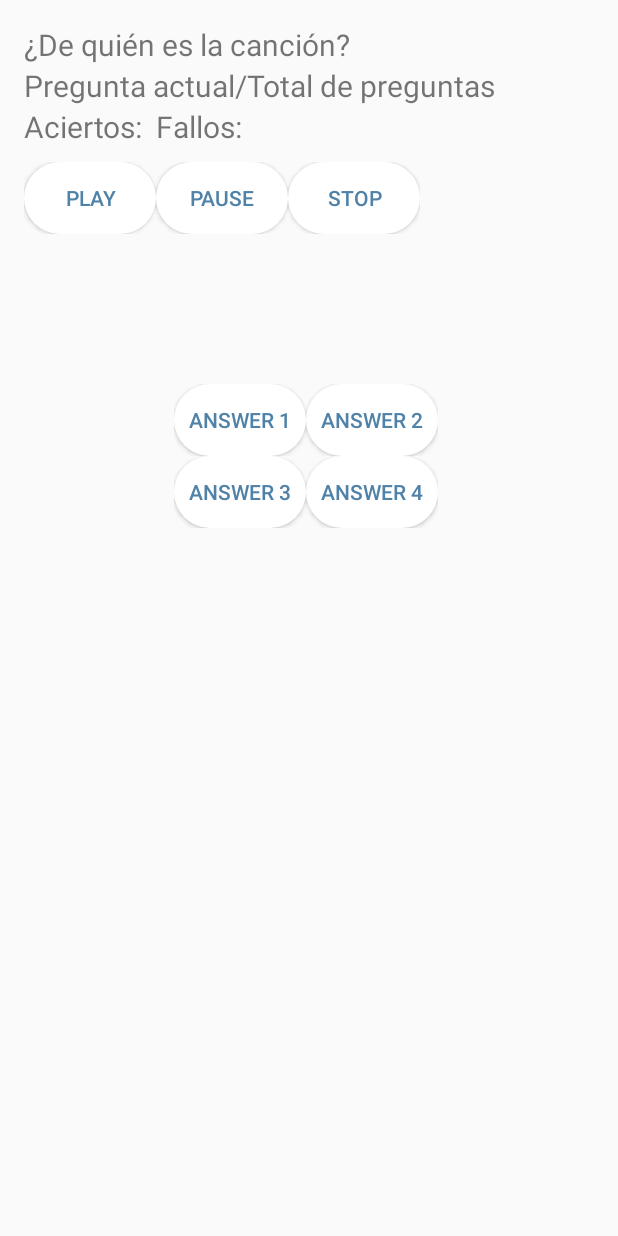
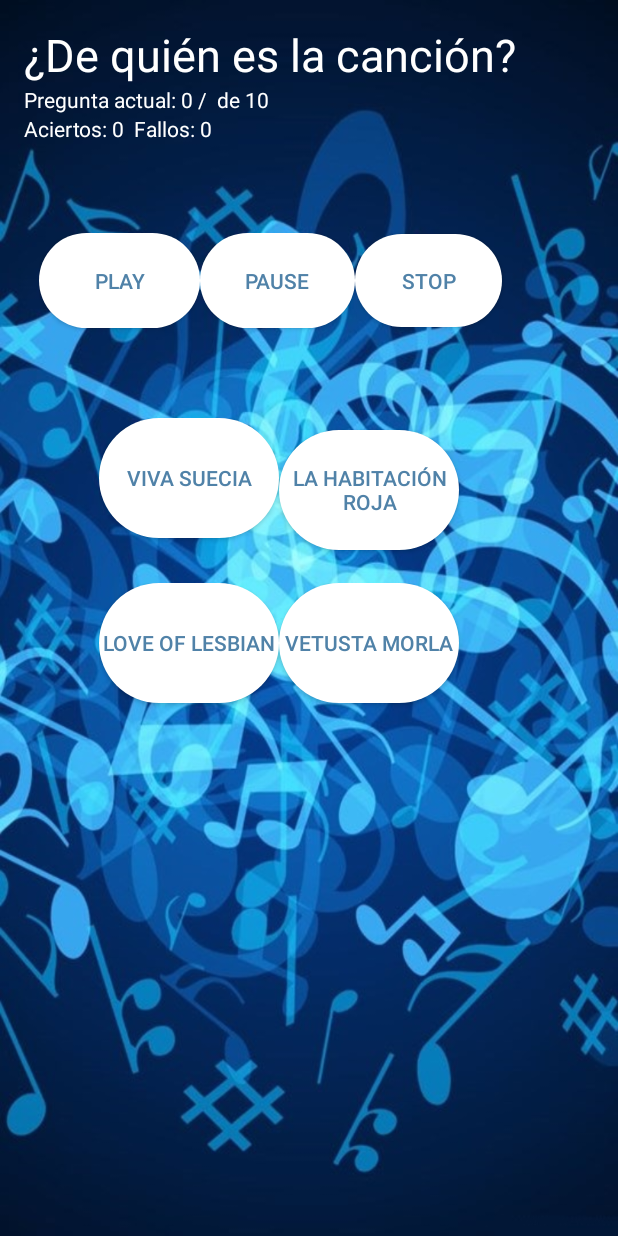
Before and after one commit to eemepeefe/androidas, an Android app: the MainActivity screen opened directly, with no data from a screen before it, on a phone screen of 412 x 824 dp. Run offline under Robolectric (Android 15) with nearby library versions, the phone set to English and light mode, and no system bars; our stand-ins replace Room's generated code.

Commit message:
ya cambiado todo a db, falta arreglar errores y terminar de personalizar

```diff
--- a/P2/app/src/main/java/com/example/eva/practica2/MainActivity.java
+++ b/P2/app/src/main/java/com/example/eva/practica2/MainActivity.java
@@ -126,8 +126,10 @@
             //Opciones de la partida desde la bd y datos necesarios para la misma
             System.out.println("Tu usuario es " + player_settings.getUsername());
             questionManager = new QuestionManager(this);
-            //questionManager.SaberSiHagoBienLasCosas();
-            questions = questionManager.getQuestions(player_settings.getDifficulty());
+            questionManager.getQuestionsByTheme( player_settings.getCategory());
+            //getcategory y dependiendo de la que sea cambiar android:background
+            //meter la fuente nueva tb en assets/fonts
+            questions = questionManager.getNumberOfQuestions(player_settings.getDifficulty());
             numQuestions = questions.size();
             questionIndex = 0;
             aciertos = 0;
@@ -235,10 +237,11 @@
 
             updateViews();
             mediaPlayer = MediaPlayer.create(MainActivity.this, questions.get(questionIndex).getQuestionRoute());
-            answer1.setText(questions.get(questionIndex).getPossibleAnswers()[0]);
-            answer2.setText(questions.get(questionIndex).getPossibleAnswers()[1]);
-            answer3.setText(questions.get(questionIndex).getPossibleAnswers()[2]);
-            answer4.setText(questions.get(questionIndex).getPossibleAnswers()[3]);
+            String[] splittedAnswers = questions.get(questionIndex).splitAnswers();
+            answer1.setText(splittedAnswers[0]);
+            answer2.setText(splittedAnswers[1]);
+            answer3.setText(splittedAnswers[2]);
+            answer4.setText(splittedAnswers[3]);
             correctAnswer = questions.get(questionIndex).getCorrectAnswer();
             questionIndex++;
 
--- a/P2/app/src/main/java/com/example/eva/practica2/Question.java
+++ b/P2/app/src/main/java/com/example/eva/practica2/Question.java
@@ -36,13 +36,10 @@
         this.correctAnswer=correctAnswer;
     }
 
-    public List<String> splitAnswers(){
-        List<String> aux = new ArrayList<String>();
+    public String[] splitAnswers(){
+
         String[] split = this.possibleAnswers.split(";");
-        for (int i = 0; i<4; i++){
-            aux.add(split[i]);
-        }
-        return aux;
+        return split;
     }
     public int getQuestionIndex() {return questionIndex;}
     public void setQuestionIndex(int index){this.questionIndex=index;}
--- a/P2/app/src/main/java/com/example/eva/practica2/QuestionDao.java
+++ b/P2/app/src/main/java/com/example/eva/practica2/QuestionDao.java
@@ -27,6 +27,7 @@
     @Query("DELETE FROM questions")
     void nukeTable();
 
-
+    @Query("SELECT * FROM questions WHERE type=:category")
+    List<Question> getQuestions(String category);
 
 }
--- a/P2/app/src/main/java/com/example/eva/practica2/QuestionManager.java
+++ b/P2/app/src/main/java/com/example/eva/practica2/QuestionManager.java
@@ -1,8 +1,6 @@
 package com.example.eva.practica2;
 
-import android.arch.persistence.room.Room;
 import android.content.Context;
-
 import java.util.ArrayList;
 import java.util.List;
 import java.util.Random;
@@ -11,7 +9,7 @@
 
     private List<Question> questionList;
 
-    private List<Question> questionsForMainClass;
+    private List<Question> questions;
 
     private List<Integer> resourcesList;
     private List<String> answersList;
@@ -25,31 +23,31 @@
         daoquestion = db.questionDao();
         if(daoquestion.countQuestions()==0){
             questionList = new ArrayList<>();
-            //questionlist.rellenar
+            addQuestions();
             for (int i = 0; i<questionList.size(); i++){
                 daoquestion.insert(questionList.get(i));
             }
-
         }
     }
 
-    public List<Question> getQuestionListFromDB(String category){
-        //query para coger la lista de DB y pegarla en la lista de preguntas
+    public void getQuestionsByTheme(String category){
+        questions = new ArrayList<>();
+        questions = daoquestion.getQuestions(category);
     }
+
     public List<Question> getNumberOfQuestions(int numberQuestions) {
         List<Question> auxQuestionList = new ArrayList<Question>();
         for (int i = 0; i<numberQuestions; i++){
             Random r = new Random();
             int aux = r.nextInt(19-i);
-            auxQuestionList.add(questionList.get(aux));
-            questionList.remove(aux);
-            System.out.println("Tamaño lista preguntas : " + questionList.size());
+            auxQuestionList.add(questions.get(aux));
+            questions.remove(aux);
         }
         return auxQuestionList;
     }
 
 
-    public void introIndieQuestions(){
+    public void addQuestions(){
         //en vez de add a la lista, insertarlas a la base de datos
         questionList.add(new Question("indie", R.raw.dorian_1, "Lori Meyers;Dorian;Los Planetas;La habitación roja", "Dorian" ));
         questionList.add(new Question("indie", R.raw.izal_1, "La casa azul;Love of lesbian;IZAL;Niños mutantes", "IZAL" ));
@@ -71,29 +69,26 @@
         questionList.add(new Question("indie", R.raw.vm_1,"Dorian;IZAL;Sr. Chinarro;Vetusta Morla", "Vetusta Morla" ));
         questionList.add(new Question("indie", R.raw.vm_2, "Lori Meyers;Vetusta Morla;La casa azul;Los punsetes", "Vetusta Morla" ));
         questionList.add(new Question("indie", R.raw.vm_3,"Vetusta Morla;Los Planetas;Viva Suecia;La habitación roja", "Vetusta Morla" ));
-    }
-
-    public void introRockQuestions(){
         questionList.add(new Question("rock", R.raw.boikot_1, "La Pegatina;Boikot;La Raiz;Reincidentes", "Boikot" ));
-        questionList.add(new Question("rock", R.raw.boikot_2, new String[]{"La Raiz", "Boikot", "Porretas", "Extremoduro"}, "Boikot" ));
-        questionList.add(new Question("rock", R.raw.extremoduro_1, new String[]{"Extremoduro", "Boikot", "La Raiz", "Fito y Fitipaldis"}, "Extremoduro" ));
-        questionList.add(new Question("rock", R.raw.extremoduro_2, new String[]{"La Pegatina", "Platero y tu", "Extremoduro", "Reincidentes"}, "Extremoduro" ));
-        questionList.add(new Question("rock", R.raw.lapegatina_1, new String[]{"La Pegatina", "Txarango", "La Raiz", "Bongo Botrako"}, "La Pegatina" ));
-        questionList.add(new Question("rock", R.raw.lapegatina_2, new String[]{"Boikot", "Txarango", "Bongo Botrako", "La Pegatina"}, "La Pegatina" ));
-        questionList.add(new Question("rock", R.raw.lapollarecords_1, new String[]{"La Pegatina", "La Polla Records", "Gatillazo", "Eskorbuto"}, "La Polla Records" ));
-        questionList.add(new Question("rock", R.raw.laraiz_1, new String[]{"La Pegatina", "Zoo", "La Raiz", "Reincidentes"}, "La Raiz" ));
-        questionList.add(new Question("rock", R.raw.laraiz_2, new String[]{"Zoo", "Boikot", "La Raiz", "Reincidentes"}, "La Raiz" ));
-        questionList.add(new Question("rock", R.raw.laraiz_3, new String[]{"La Pegatina", "Zoo", "La Raiz", "Extremoduro"}, "La Raiz" ));
-        questionList.add(new Question("rock", R.raw.lossuaves_1, new String[]{"Extremoduro", "M-Clan", "Los Suaves", "Marea"}, "Los Suaves" ));
-        questionList.add(new Question("rock", R.raw.magodeoz_1, new String[]{"Extremoduro", "Mago de Oz", "La Raiz", "Fito y Fitipaldis"}, "Mago de Oz" ));
-        questionList.add(new Question("rock", R.raw.mojinos_1, new String[]{"La Pegatina", "Platero y tu", "Extremoduro", "Mojinos Escocios"}, "Mojinos Escocios" ));
-        questionList.add(new Question("rock", R.raw.plateroytu_1, new String[]{"Fito y Fitipaldis", "Extremoduro", "Platero y tu", "Extrechinato"}, "Platero y tu" ));
-        questionList.add(new Question("rock", R.raw.porretas_1, new String[]{"Boikot", "Txarango", "Porretas", "Eskorbuto"}, "Porretas" ));
-        questionList.add(new Question("rock", R.raw.reincidentes_1, new String[]{"Marea", "Boikot", "La Raiz", "Reincidentes"}, "Reincidentes" ));
-        questionList.add(new Question("rock", R.raw.reincidentes_2, new String[]{"La Pegatina", "Boikot", "Marea", "Reincidentes"}, "Reincidentes" ));
-        questionList.add(new Question("rock", R.raw.rosendo_1, new String[]{"Rosendo", "Extremoduro", "Marea", "Reincidentes"}, "Rosendo" ));
-        questionList.add(new Question("rock", R.raw.skap_1, new String[]{"Skalarriak", "Boikot", "Skap", "Reincidentes"}, "Skap" ));
-        questionList.add(new Question("rock", R.raw.skap_2, new String[]{"La Polla Records", "Gatillazo", "Skap", "Reincidentes"}, "Skap" ));
+        questionList.add(new Question("rock", R.raw.boikot_2, "La Raiz;Boikot;Porretas;Extremoduro", "Boikot" ));
+        questionList.add(new Question("rock", R.raw.extremoduro_1,"Extremoduro;Boikot;La Raiz;Fito y Fitipaldis", "Extremoduro" ));
+        questionList.add(new Question("rock", R.raw.extremoduro_2, "La Pegatina;Platero y tu;Extremoduro;Reincidentes", "Extremoduro" ));
+        questionList.add(new Question("rock", R.raw.lapegatina_1, "La Pegatina;Txarango;La Raiz;Bongo Botrako", "La Pegatina" ));
+        questionList.add(new Question("rock", R.raw.lapegatina_2, "Boikot;Txarango;Bongo Botrako;La Pegatina", "La Pegatina" ));
+        questionList.add(new Question("rock", R.raw.lapollarecords_1, "La Pegatina;La Polla Records;Gatillazo;Eskorbuto", "La Polla Records" ));
+        questionList.add(new Question("rock", R.raw.laraiz_1, "La Pegatina;Zoo;La Raiz;Reincidentes", "La Raiz" ));
+        questionList.add(new Question("rock", R.raw.laraiz_2, "Zoo;Boikot;La Raiz;Reincidentes", "La Raiz" ));
+        questionList.add(new Question("rock", R.raw.laraiz_3, "La Pegatina;Zoo;La Raiz;Extremoduro", "La Raiz" ));
+        questionList.add(new Question("rock", R.raw.lossuaves_1, "Extremoduro;M-Clan;Los Suaves;Marea", "Los Suaves" ));
+        questionList.add(new Question("rock", R.raw.magodeoz_1, "Extremoduro;Mago de Oz;La Raiz;Fito y Fitipaldis", "Mago de Oz" ));
+        questionList.add(new Question("rock", R.raw.mojinos_1, "La Pegatina;Platero y tu;Extremoduro;Mojinos Escocios", "Mojinos Escocios" ));
+        questionList.add(new Question("rock", R.raw.plateroytu_1, "Fito y Fitipaldis;Extremoduro;Platero y tu;Extrechinato", "Platero y tu" ));
+        questionList.add(new Question("rock", R.raw.porretas_1,"Boikot;Txarango;Porretas;Eskorbuto", "Porretas" ));
+        questionList.add(new Question("rock", R.raw.reincidentes_1, "Marea;Boikot;La Raiz;Reincidentes", "Reincidentes" ));
+        questionList.add(new Question("rock", R.raw.reincidentes_2, "La Pegatina;Boikot;Marea;Reincidentes", "Reincidentes" ));
+        questionList.add(new Question("rock", R.raw.rosendo_1, "Rosendo;Extremoduro;Marea;Reincidentes", "Rosendo" ));
+        questionList.add(new Question("rock", R.raw.skap_1, "Skalarriak;Boikot;Skap;Reincidentes", "Skap" ));
+        questionList.add(new Question("rock", R.raw.skap_2, "La Polla Records;Gatillazo;Skap;Reincidentes", "Skap" ));
     }
 
 }
--- a/P2/app/src/main/res/layout/activity_main.xml
+++ b/P2/app/src/main/res/layout/activity_main.xml
@@ -1,5 +1,6 @@
 <?xml version="1.0" encoding="utf-8"?>
 <LinearLayout xmlns:android="http://schemas.android.com/apk/res/android"
+
     xmlns:app="http://schemas.android.com/apk/res-auto"
     xmlns:tools="http://schemas.android.com/tools"
     android:layout_width="match_parent"
@@ -9,6 +10,7 @@
     android:paddingRight="16dp"
     android:paddingTop="16dp"
     android:orientation="vertical"
+    android:background="@drawable/fondo_1"
     tools:context=".MainActivity">
 
     <TextView
@@ -20,7 +22,8 @@
         android:layout_alignParentTop="true"
 
         android:text="¿De quién es la canción?"
-        android:textSize="20sp" />
+        android:textColor="@android:color/white"
+        android:textSize="30sp" />
 
     <TextView
         android:id="@+id/totalpreguntas"
@@ -28,9 +31,9 @@
         android:layout_height="wrap_content"
         android:layout_alignParentStart="true"
         android:layout_alignParentTop="true"
-
+        android:textColor="@android:color/white"
         android:text="Pregunta actual/Total de preguntas"
-        android:textSize="20sp" />
+        android:textSize="14sp" />
 
     <TextView
         android:id="@+id/aciertosfallos"
@@ -38,114 +41,114 @@
         android:layout_height="wrap_content"
         android:layout_alignParentStart="true"
         android:layout_alignParentTop="true"
-
+        android:textColor="@android:color/white"
         android:text="Aciertos:  Fallos:"
-        android:textSize="20sp" />
+        android:textSize="14sp" />
 
     <LinearLayout
-    android:layout_width="wrap_content"
-    android:layout_height="wrap_content"
-    android:layout_marginTop="10dp"
-    >
+        android:layout_width="321dp"
+        android:layout_height="83dp"
+        android:layout_marginTop="60dp"
+        android:layout_marginLeft="10dp">
 
         <Button
             android:id="@+id/playbutton"
-        android:layout_width="wrap_content"
-        android:layout_height="wrap_content"
+            android:layout_width="107dp"
+            android:layout_height="63dp"
 
             android:layout_alignParentRight="true"
 
-        android:textColor="@drawable/txt_boton"
             android:background="@drawable/boton"
+            android:text="Play"
 
-        android:text="Play" />
+            android:textColor="@drawable/txt_boton" />
 
         <Button
 
             android:id="@+id/pausebutton"
-        android:layout_width="wrap_content"
-        android:layout_height="wrap_content"
+            android:layout_width="103dp"
+            android:layout_height="63dp"
 
             android:layout_alignParentRight="true"
 
-        android:textColor="@drawable/txt_boton"
             android:background="@drawable/boton"
+            android:text="Pause"
 
-        android:text="Pause" />
+            android:textColor="@drawable/txt_boton" />
 
         <Button
             android:id="@+id/stopbutton"
-        android:layout_width="wrap_content"
-        android:layout_height="wrap_content"
+            android:layout_width="98dp"
+            android:layout_height="62dp"
 
             android:layout_alignParentRight="true"
 
-        android:textColor="@drawable/txt_boton"
             android:background="@drawable/boton"
+            android:text="Stop"
 
-        android:text="Stop" />
+            android:textColor="@drawable/txt_boton" />
     </LinearLayout>
 
     <LinearLayout
-        android:layout_width="wrap_content"
-        android:layout_height="wrap_content"
-        android:layout_marginLeft="100dp"
-        android:layout_marginTop="100dp">
+        android:layout_width="270dp"
+        android:layout_height="100dp"
+        android:layout_marginLeft="50dp"
+        android:layout_marginTop="40dp">
 
         <Button
             android:id="@+id/answer1"
-            android:layout_width="wrap_content"
-            android:layout_height="wrap_content"
+            android:layout_width="120dp"
+            android:layout_height="80dp"
 
             android:layout_alignParentRight="true"
 
-            android:textColor="@drawable/txt_boton"
             android:background="@drawable/boton"
+            android:text="Answer 1"
 
-            android:text="Answer 1" />
+            android:textColor="@drawable/txt_boton" />
 
         <Button
             android:id="@+id/answer2"
-            android:layout_width="wrap_content"
-            android:layout_height="wrap_content"
+            android:layout_width="120dp"
+            android:layout_height="80dp"
 
             android:layout_alignParentRight="true"
 
-            android:textColor="@drawable/txt_boton"
             android:background="@drawable/boton"
+            android:text="Answer 2"
 
-            android:text="Answer 2" />
+            android:textColor="@drawable/txt_boton" />
     </LinearLayout>
 
     <LinearLayout
-        android:layout_width="wrap_content"
-        android:layout_height="wrap_content"
-        android:layout_marginLeft="100dp">
+        android:layout_width="270dp"
+        android:layout_height="100dp"
+        android:layout_marginLeft="50dp"
+        android:layout_marginTop="10dp">
 
 
         <Button
             android:id="@+id/answer3"
-            android:layout_width="wrap_content"
-            android:layout_height="wrap_content"
+            android:layout_width="120dp"
+            android:layout_height="80dp"
 
             android:layout_alignParentRight="true"
 
-            android:textColor="@drawable/txt_boton"
             android:background="@drawable/boton"
+            android:text="Answer 3"
 
-            android:text="Answer 3" />
+            android:textColor="@drawable/txt_boton" />
 
         <Button
             android:id="@+id/answer4"
-            android:layout_width="wrap_content"
-            android:layout_height="wrap_content"
-
+            android:layout_width="120dp"
+            android:layout_height="80dp"
             android:layout_alignParentRight="true"
 
-            android:textColor="@drawable/txt_boton"
             android:background="@drawable/boton"
+            android:text="Answer 4"
 
-            android:text="Answer 4" />
+            android:textColor="@drawable/txt_boton" />
     </LinearLayout>
 
 
```
Also changed, not shown: P2/app/src/main/java/com/example/eva/practica2/ScoreActivity.java (+1 -17 lines), P2/app/src/main/res/layout/activity_config.xml (+29 -29 lines), P2/app/src/main/res/layout/activity_end_game.xml (+23 -21 lines), P2/app/src/main/res/layout/activity_menu.xml (+15 -15 lines), P2/app/src/main/res/layout/activity_score.xml (+9 -9 lines), 1 other file. Lines whose indentation alone changed are shown as unchanged.
